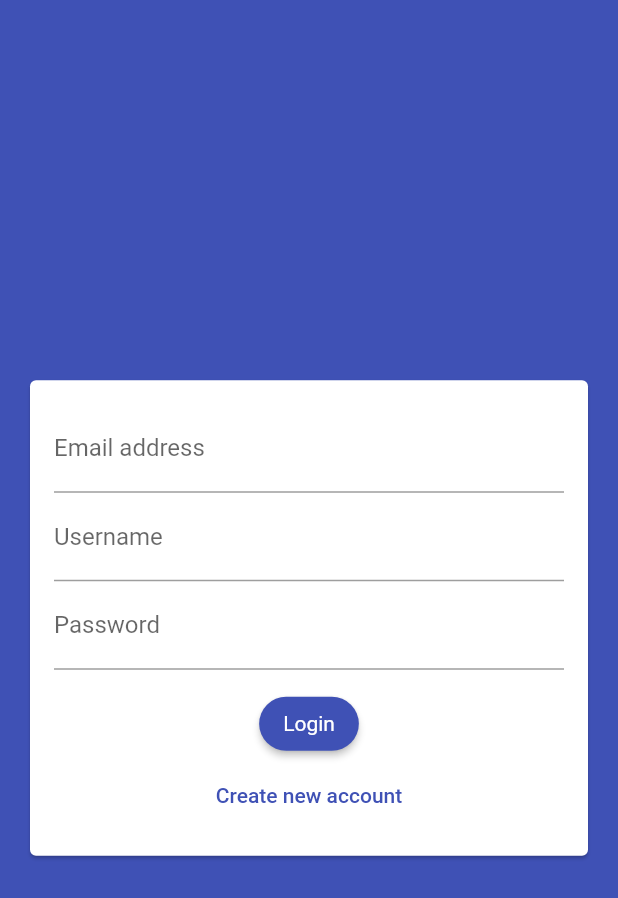
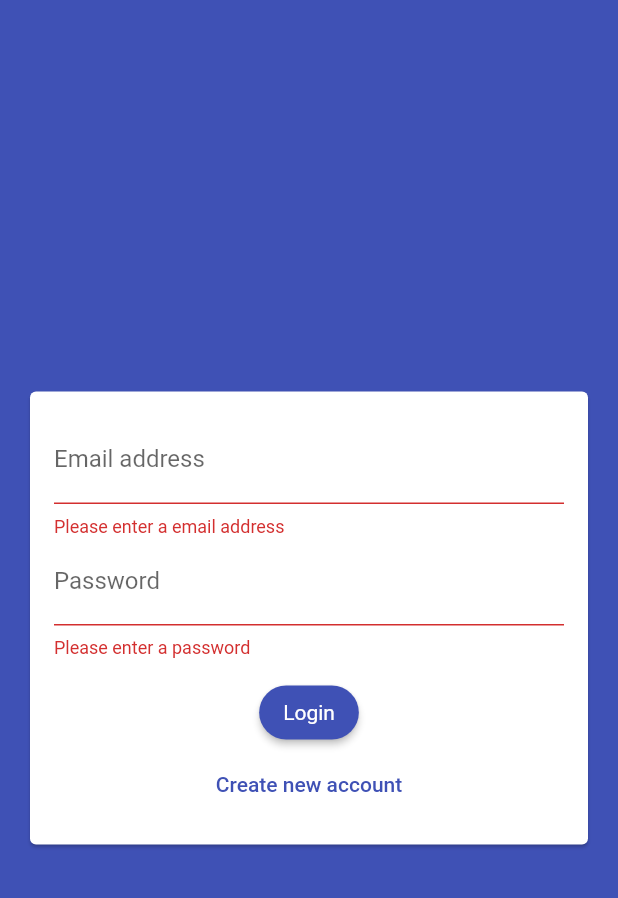
Before and after one commit to edoardopaolinelli/Chat-app, a Flutter app: the screen it shows after launch, after a tap on "Login", on a phone screen of 412 x 824 dp. Shown: the top 898 px of the screen. Run offline on Flutter 3.47's test engine with Material 2 defaults, Android fonts, the phone set to English and light mode, and no system bars; our stand-ins replace cloud_firestore, firebase_core; accounts and stored records are empty; Roboto replaces fonts that are missing (Lato-Bold).

Commit message:
Aggiunti i controlli ai vari campi di autenticazione

```diff
--- a/lib/widgets/authentication_form.dart
+++ b/lib/widgets/authentication_form.dart
@@ -8,6 +8,24 @@ class AuthenticationForm extends StatefulWidget {
 }
 
 class _AuthenticationFormState extends State<AuthenticationForm> {
+  final _formKey = GlobalKey<FormState>();
+  String? _userEmail = '';
+  String? _userName = '';
+  String? _userPassword = '';
+  bool _isLogin = true;
+
+  void _trySubmit() {
+    final isValid = _formKey.currentState!.validate();
+    if (isValid) {
+      _formKey.currentState!.save();
+      FocusScope.of(context).unfocus();
+      print(_userEmail);
+      print(_userName);
+      print(_userPassword);
+      //Devo inviare la richiesta a firebase
+    }
+  }
+
   @override
   Widget build(BuildContext context) {
     return Center(
@@ -17,10 +35,25 @@ class _AuthenticationFormState extends State<AuthenticationForm> {
           child: Padding(
             padding: const EdgeInsets.all(16),
             child: Form(
+              key: _formKey,
               child: Column(
                 mainAxisSize: MainAxisSize.min,
                 children: [
                   TextFormField(
+                    key: const ValueKey('email'),
+                    validator: (value) {
+                      if (value!.isEmpty) {
+                        return 'Please enter a email address';
+                      } else if (!RegExp(
+                              r"^[a-zA-Z0-9.a-zA-Z0-9.!#$%&'*+-/=?^_`{|}~]+@[a-zA-Z0-9]+\.[a-zA-Z]+")
+                          .hasMatch(value)) {
+                        return 'Please enter a valid email address';
+                      }
+                      return null;
+                    },
+                    onSaved: (newValue) {
+                      _userEmail = newValue;
+                    },
                     keyboardType: TextInputType.emailAddress,
                     decoration: const InputDecoration(
                       labelText: 'Email address',
@@ -29,7 +62,17 @@ class _AuthenticationFormState extends State<AuthenticationForm> {
                       ),
                     ),
                   ),
+                  if (!_isLogin)
                     TextFormField(
+                      key: const ValueKey('username'),
+                      validator: (value) {
+                        if (value!.isEmpty || value.length < 4) {
+                          return 'Please enter at least 4 characters';
+                        }
+                      },
+                      onSaved: (newValue) {
+                        _userName = newValue;
+                      },
                       decoration: const InputDecoration(
                         labelText: 'Username',
                         labelStyle: TextStyle(
@@ -38,6 +81,20 @@ class _AuthenticationFormState extends State<AuthenticationForm> {
                       ),
                     ),
                   TextFormField(
+                    key: const ValueKey('password'),
+                    validator: (value) {
+                      if (value!.isEmpty) {
+                        return 'Please enter a password';
+                      } else if (!RegExp(
+                              r'^(?=.*?[A-Z])(?=.*?[a-z])(?=.*?[0-9])(?=.*?[!@#\$&*~]).{8,}$')
+                          .hasMatch(value)) {
+                        return 'Please enter a valid password';
+                      }
+                      return null;
+                    },
+                    onSaved: (newValue) {
+                      _userPassword = newValue;
+                    },
                     decoration: const InputDecoration(
                       labelText: 'Password',
                     ),
@@ -45,10 +102,8 @@ class _AuthenticationFormState extends State<AuthenticationForm> {
                   ),
                   const SizedBox(height: 12),
                   ElevatedButton(
-                    onPressed: () {
-                      //
-                    },
-                    child: const Text('Login'),
+                    onPressed: _trySubmit,
+                    child: Text(_isLogin ? 'Login' : 'SignUp'),
                   ),
                   TextButton(
                     style: const ButtonStyle(
@@ -56,9 +111,13 @@ class _AuthenticationFormState extends State<AuthenticationForm> {
                           MaterialStatePropertyAll<Color>(Colors.indigo),
                     ),
                     onPressed: () {
-                      //
+                      setState(() {
+                        _isLogin = !_isLogin;
+                      });
                     },
-                    child: const Text('Create new account'),
+                    child: Text(_isLogin
+                        ? 'Create new account'
+                        : 'I already have an account'),
                   ),
                 ],
               ),
```
Lines whose indentation alone changed are shown as unchanged.
